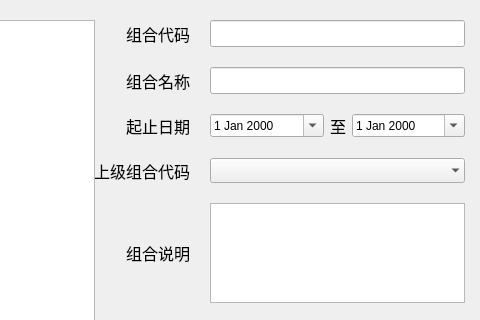
This is FML/view/mainframe/portfolio_manage.ui in ruofeng216/fmlnew as Qt 5 draws it before an edit; both pictures show x 478 to 958 and y 0 to 320 of the 958 by 462 pixel window. The edited form follows.
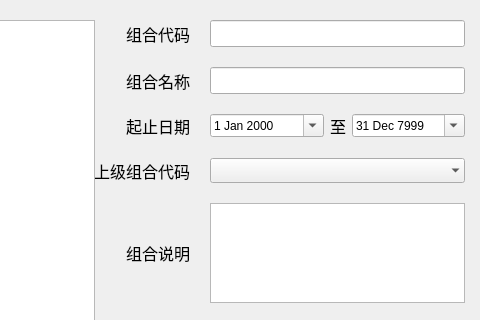
This is the edited form. Custom widgets are drawn as their Qt base class.

```diff
--- a/FML/view/mainframe/portfolio_manage.ui
+++ b/FML/view/mainframe/portfolio_manage.ui
@@ -303,6 +303,16 @@
               <height>16777215</height>
              </size>
             </property>
+            <property name="dateTime">
+             <datetime>
+              <hour>23</hour>
+              <minute>59</minute>
+              <second>59</second>
+              <year>7999</year>
+              <month>12</month>
+              <day>31</day>
+             </datetime>
+            </property>
             <property name="calendarPopup">
              <bool>true</bool>
             </property>
@@ -550,6 +560,13 @@
   </layout>
  </widget>
  <layoutdefault spacing="6" margin="11"/>
+ <customwidgets>
+  <customwidget>
+   <class>XLineEdit</class>
+   <extends>QLineEdit</extends>
+   <header>xlineedit.h</header>
+  </customwidget>
+ </customwidgets>
  <resources/>
  <connections/>
 </ui>
```
Left out of the diff: 4 changed lines with no effect on the pictures.
